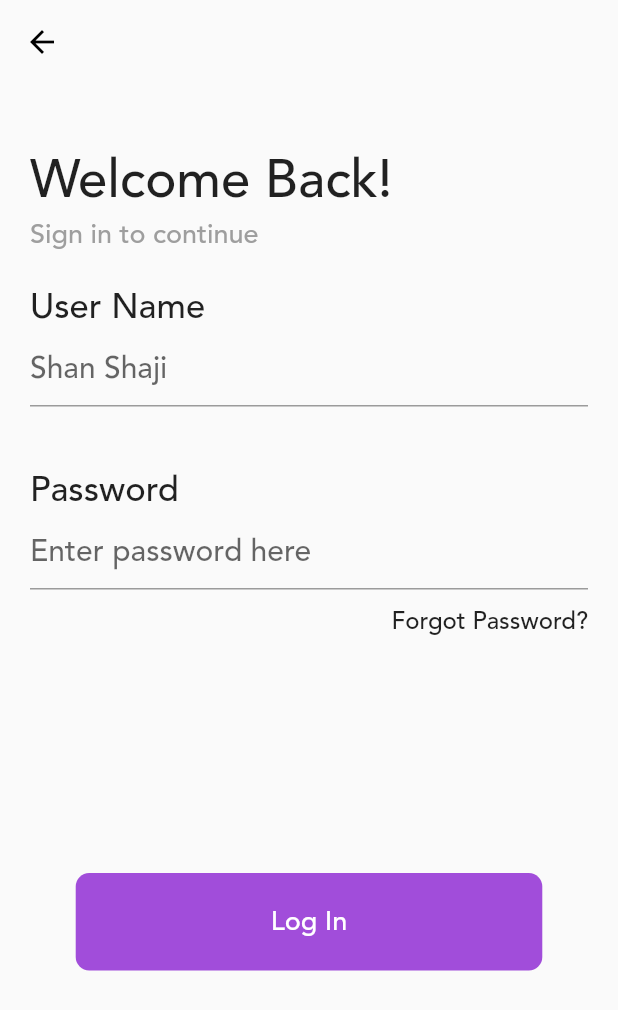
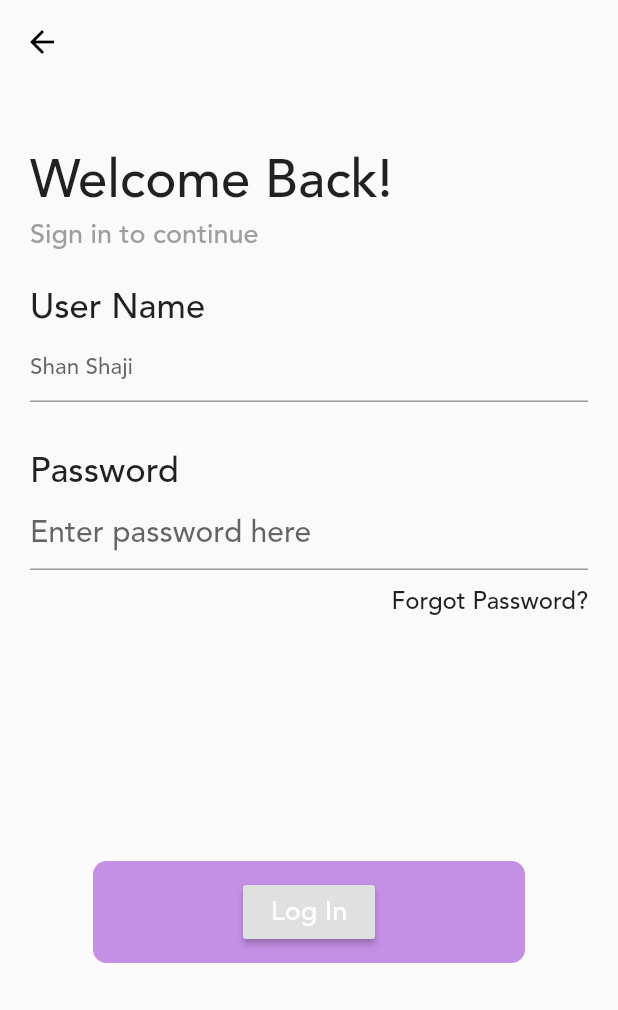
Before and after one commit to rubenshibu/todo-flutter, a Flutter app: the screen it shows after launch, after a tap on "Get Started", on a phone screen of 412 x 824 dp. Shown: the top 1010 px of the screen. Run offline on Flutter 3.47's test engine with Material 2 defaults, Android fonts, the phone set to English and light mode, and no system bars; our stand-ins replace flutter_slidable, table_calendar.

Commit message:
under :construction:

```diff
--- a/lib/LoginPage.dart
+++ b/lib/LoginPage.dart
@@ -1,17 +1,18 @@
 import 'package:flutter/material.dart';
+import 'package:newtotolist/HomePage.dart';
 import 'Forgotpassword.dart';
+
 class LoginPage extends StatelessWidget {
   @override
   Widget build(BuildContext context) {
     return MaterialApp(
       debugShowCheckedModeBanner: false,
-      theme: ThemeData(
-        fontFamily: 'avenir'
-      ),
+      theme: ThemeData(fontFamily: 'avenir'),
       home: loginPage(),
     );
   }
 }
+
 class loginPage extends StatefulWidget {
   @override
   _loginPageState createState() => _loginPageState();
@@ -19,8 +20,11 @@ class loginPage extends StatefulWidget {
 
 class _loginPageState extends State<loginPage> {
   @override
+  int fontSize = 15;
+
   Widget build(BuildContext context) {
-    return Scaffold(
+    return SafeArea(
+      child: Scaffold(
         appBar: AppBar(
           elevation: 0,
           backgroundColor: Colors.transparent,
@@ -37,72 +41,88 @@ class _loginPageState extends State<loginPage> {
           child: Column(
             crossAxisAlignment: CrossAxisAlignment.start,
             children: [
-            SizedBox(height: 20,),
-            Text("Welcome Back!", style: TextStyle(
-              fontSize: 35
-            ),),
-            Text("Sign in to continue", style: TextStyle(
-                fontSize: 18,
-              color: Colors.grey
-            ),),
-            SizedBox(height: 20,),
-            Text("User Name", style: TextStyle(
+              SizedBox(
+                height: 20,
+              ),
+              Text(
+                "Welcome Back!",
+                style: TextStyle(fontSize: 35),
+              ),
+              Text(
+                "Sign in to continue",
+                style: TextStyle(fontSize: 18, color: Colors.grey),
+              ),
+              SizedBox(
+                height: 20,
+              ),
+              Text(
+                "User Name",
+                style: TextStyle(
                   fontSize: 23,
-            ),),
-            TextField(
-              decoration: InputDecoration(
-                hintText: "Shan Shaji"
-              ),
-              style: TextStyle(
-                fontSize: 20
                 ),
               ),
-            SizedBox(height: 40,),
-            Text("Password", style: TextStyle(
+              TextField(
+                decoration: InputDecoration(hintText: "Shan Shaji"),
+                style: TextStyle(fontSize: 15),
+              ),
+              SizedBox(
+                height: 30,
+              ),
+              Text(
+                "Password",
+                style: TextStyle(
                   fontSize: 23,
-            ),),
-            TextField(
-              decoration: InputDecoration(
-                  hintText: "Enter password here"
-              ),
-              style: TextStyle(
-                  fontSize: 20
                 ),
               ),
-            SizedBox(height: 10,),
+              TextField(
+                decoration: InputDecoration(hintText: "Enter password here"),
+                style: TextStyle(fontSize: 20),
+              ),
+              SizedBox(
+                height: 10,
+              ),
               Row(
                 mainAxisAlignment: MainAxisAlignment.end,
                 children: [
                   InkWell(
                     onTap: openForgotPassword,
-                  child: Text("Forgot Password?", style: TextStyle(
-                    fontSize: 16
-                  ),),
+                    child: Text(
+                      "Forgot Password?",
+                      style: TextStyle(fontSize: 16),
+                    ),
                   )
                 ],
               ),
               Expanded(
                 child: Center(
-                child: Container(
-                  padding: EdgeInsets.symmetric(horizontal: 130, vertical: 20),
+                  child:
+                  Container(
+                    padding:
+                        EdgeInsets.symmetric(horizontal: 100, vertical: 10),
                     decoration: BoxDecoration(
                         borderRadius: BorderRadius.all(Radius.circular(9)),
-                    color: Color(0xFFA14DDA)
+                        color: Color(0xFFA14DDA).withOpacity(100),
                     ),
-                  child: Text("Log In", style: TextStyle(
-                    fontSize: 18,
-                    color: Colors.white
-                  ),),
+                    child: RaisedButton(onPressed: () {
+                      Navigator.push(context,new MaterialPageRoute(builder: (BuildContext context) => new HomePage()));
+                    },
+                    child:Text(
+                      "Log In",
+                      style: TextStyle(fontSize: 18, color: Colors.white),
                     ),
                     ),
-            )
+                    ),
+                ),
+              ),
             ],
+          ),
         ),
       ),
     );
   }
-  void openForgotPassword()
-  {
-    Navigator.push(context, MaterialPageRoute(builder: (context)=>ForgotPassword()));
+
+  void openForgotPassword() {
+    Navigator.push(
+        context, MaterialPageRoute(builder: (context) => ForgotPassword()));
   }
 }
```
Lines whose indentation alone changed are shown as unchanged.
